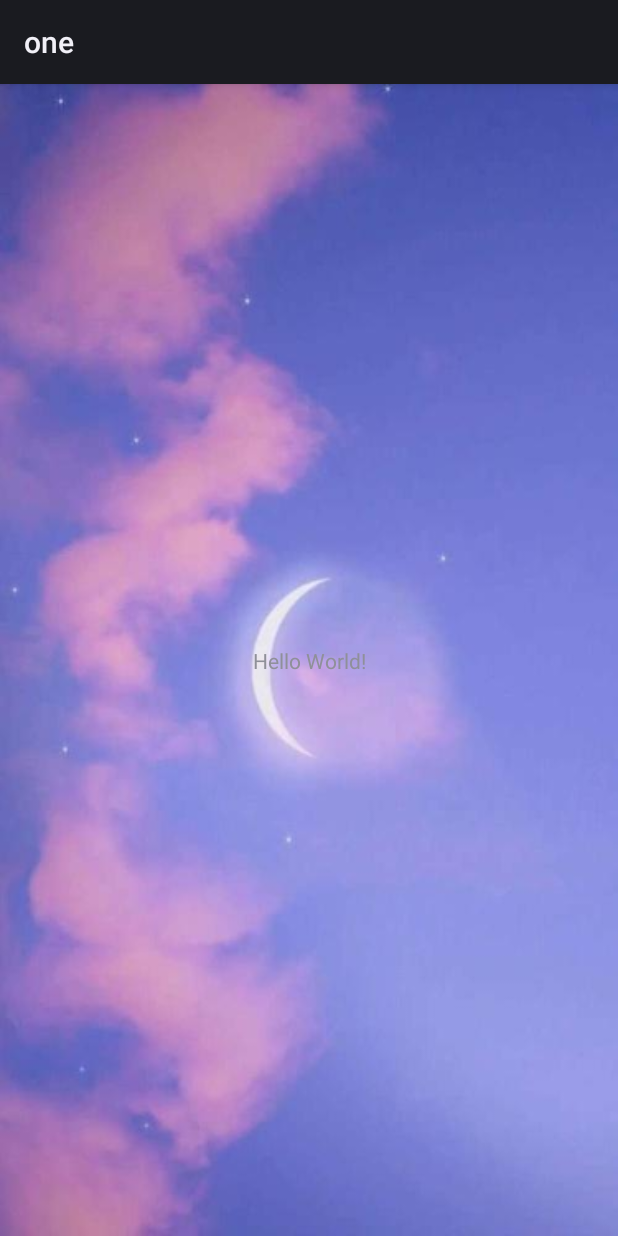
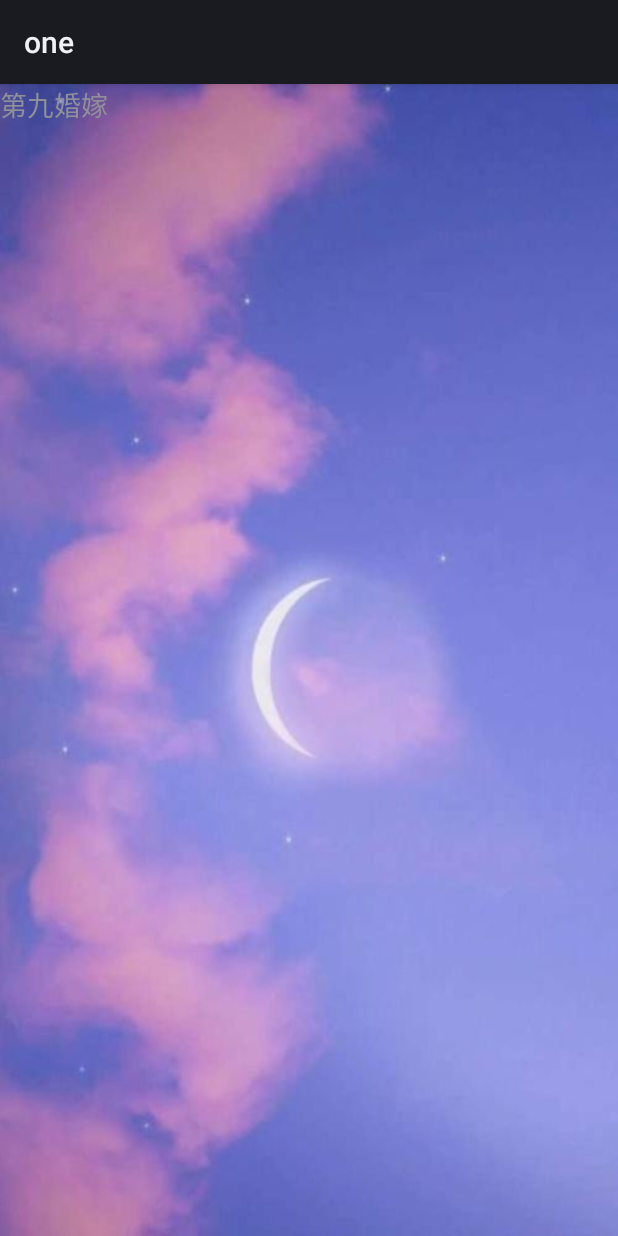
Before and after one commit to acloudtwei/xiaobianbox, an Android app: the layout activity_main.xml on its own in the app's theme, with its tools: preview values and no code run, on a phone screen of 412 x 824 dp. Run offline under Robolectric (Android 15) with nearby library versions, the phone set to English and light mode, and no system bars.

Commit message:
换了文本框

```diff
--- a/app/src/main/res/layout/activity_main.xml
+++ b/app/src/main/res/layout/activity_main.xml
@@ -8,13 +8,11 @@
     tools:context=".MainActivity">
 
     <TextView
-        android:layout_width="wrap_content"
-        android:layout_height="wrap_content"
-        android:text="Hello World!"
-        app:layout_constraintBottom_toBottomOf="parent"
-        app:layout_constraintLeft_toLeftOf="parent"
-        app:layout_constraintRight_toRightOf="parent"
-        app:layout_constraintTop_toTopOf="parent" />
+        android:layout_width="match_parent"
+        android:layout_height="match_parent"
+        android:id="@+id/text"
+        android:text="第九婚嫁"
+        android:textSize="18sp"/>
 
 
 </androidx.constraintlayout.widget.ConstraintLayout>
--- a/app/src/main/res/values/strings.xml
+++ b/app/src/main/res/values/strings.xml
@@ -1,3 +1,4 @@
 <resources>
     <string name="app_name">one</string>
+    <string name="a">大小大</string>
 </resources>
```
